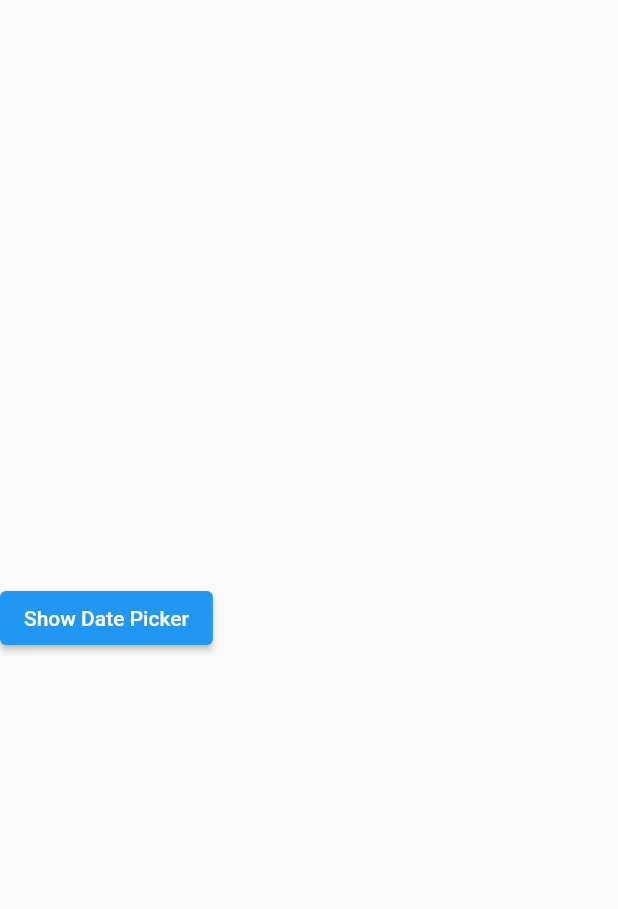
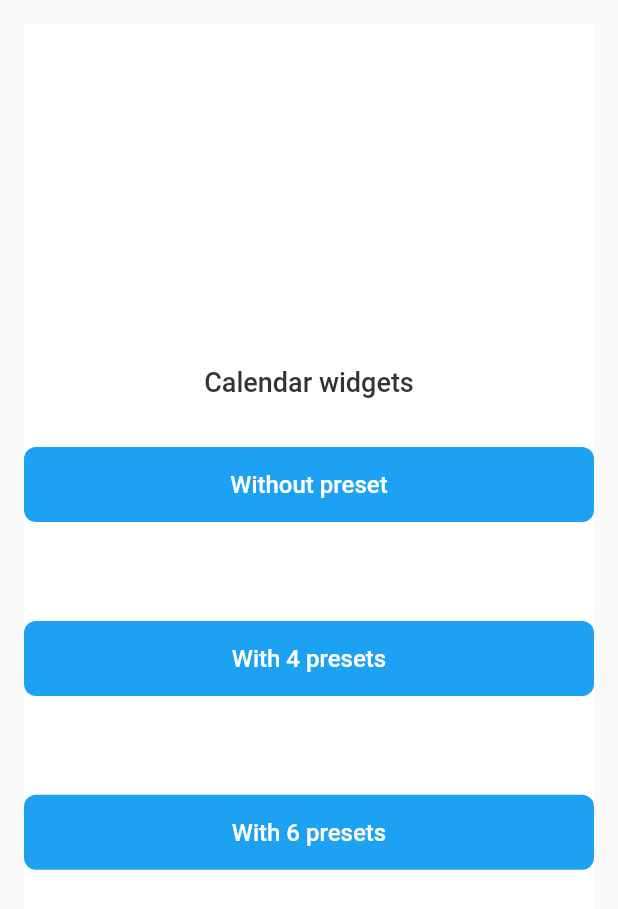
Before and after one commit to patildarshan66/custom-date-picker, a Flutter app: the screen it shows after launch, on a phone screen of 412 x 824 dp. Shown: the top 909 px of the screen. Run offline on Flutter 3.47's test engine with Material 2 defaults, Android fonts, the phone set to English and light mode, and no system bars; our stand-ins replace get, google_fonts.

Commit message:
calendar without preset picker

```diff
--- /dev/null
+++ b/lib/common/full_width_elevated_button.dart
@@ -0,0 +1,26 @@
+import 'package:flutter/material.dart';
+
+import '../utils/colors.dart';
+import '../utils/custom_text_style.dart';
+
+class FullWidthElevatedButton extends StatelessWidget {
+  final VoidCallback onPressed;
+  final String title;
+  const FullWidthElevatedButton({Key? key,required this.onPressed,required this.title}) : super(key: key);
+
+  @override
+  Widget build(BuildContext context) {
+    return ElevatedButton(
+      style: ElevatedButton.styleFrom(
+        elevation: 0,
+        primary: primaryColor,
+        shape: RoundedRectangleBorder(
+          borderRadius: BorderRadius.circular(8.0),
+        ),
+        minimumSize: const Size.fromHeight(50),
+      ),
+      onPressed: onPressed,
+      child:  Text(title,style: fontCFontC12(color: Colors.white),),
+    );
+  }
+}
--- /dev/null
+++ b/lib/customDatePicker/controller/date_picker_home_screen_controller.dart
@@ -0,0 +1,24 @@
+import 'package:get/get.dart';
+import 'package:intl/intl.dart';
+
+class DatePickerHomeScreenController extends GetxController{
+
+  DateTime? withoutPresetDate;
+  DateTime? withFourPresetDate;
+  DateTime? withSixPresetDate;
+
+  void setWithoutPresetDate(DateTime? dateTime){
+    withoutPresetDate = dateTime;
+    update();
+  }
+
+  void setWithFourPresetDate(DateTime? dateTime){
+    withFourPresetDate = dateTime;
+    update();
+  }
+
+  void setWithSixPresetDate(DateTime? dateTime){
+    withSixPresetDate = dateTime;
+    update();
+  }
+}
--- a/lib/customDatePicker/screens/date_picker_home_screen.dart
+++ b/lib/customDatePicker/screens/date_picker_home_screen.dart
@@ -1,17 +1,67 @@
 import 'package:custom_date_picker/customDatePicker/screens/custom_date_picker.dart';
 import 'package:flutter/material.dart';
+import 'package:get/get.dart';
+
+import '../../common/custom_date_clip.dart';
+import '../../common/full_width_elevated_button.dart';
+import '../../utils/colors.dart';
+import '../../utils/custom_text_style.dart';
+import '../controller/date_picker_home_screen_controller.dart';
 
 class DatePickerHomeScreen extends StatelessWidget {
-  const DatePickerHomeScreen({Key? key}) : super(key: key);
+  DatePickerHomeScreen({Key? key}) : super(key: key);
 
+  final DatePickerHomeScreenController _controller =
+      Get.put(DatePickerHomeScreenController());
   @override
   Widget build(BuildContext context) {
+    final height = MediaQuery.of(context).size.height;
     return Scaffold(
-      body: Column(
+      body: SafeArea(
+        child: Container(
+          color: Colors.white,
+          margin: const EdgeInsets.all(16),
+          alignment: Alignment.center,
+          child: GetBuilder(
+              init: _controller,
+              builder: (ctx) {
+                return Column(
+                  crossAxisAlignment: CrossAxisAlignment.center,
                   mainAxisAlignment: MainAxisAlignment.center,
-        crossAxisAlignment: CrossAxisAlignment.center,
                   children: [
-          ElevatedButton(
+                    Text(
+                      'Calendar widgets',
+                      style: fontAFontA8(),
+                    ),
+                    SizedBox(height: height * 0.04),
+                    FullWidthElevatedButton(
+                      title: 'Without preset',
+                      onPressed: () async {
+                        await showCustomDatePicker(
+                                context: context,
+                                initialDate: _controller.withoutPresetDate ??  DateTime.now(),
+                                firstDate: DateTime(1900),
+                                lastDate: DateTime(2100))
+                            .then((value) {
+                              if(value!=null){
+                                _controller.setWithoutPresetDate(value);
+                              }
+                        });
+                      },
+                    ),
+                    SizedBox(height: height * 0.02),
+                    if (_controller.withoutPresetDate != null)
+                      CustomDateClip(
+                        dateTime: _controller.withoutPresetDate,
+                        onClear: () {
+                          _controller.setWithoutPresetDate(null);
+                        },
+                      ),
+                    if (_controller.withoutPresetDate == null)
+                      SizedBox(height: height * 0.02),
+                    SizedBox(height: height * 0.04),
+                    FullWidthElevatedButton(
+                      title: 'With 4 presets',
                       onPressed: () {
                         showCustomDatePicker(
                             context: context,
@@ -19,8 +69,22 @@ class DatePickerHomeScreen extends StatelessWidget {
                             firstDate: DateTime(1900),
                             lastDate: DateTime(2100));
                       },
-              child: const Text('Show Date Picker'))
+                    ),
+                    SizedBox(height: height * 0.08),
+                    FullWidthElevatedButton(
+                      title: 'With 6 presets',
+                      onPressed: () {
+                        showCustomDatePicker(
+                            context: context,
+                            initialDate: DateTime.now(),
+                            firstDate: DateTime(1900),
+                            lastDate: DateTime(2100));
+                      },
+                    ),
                   ],
+                );
+              }),
+        ),
       ),
     );
   }
--- a/lib/main.dart
+++ b/lib/main.dart
@@ -1,4 +1,6 @@
+import 'package:custom_date_picker/utils/colors.dart';
 import 'package:flutter/material.dart';
+import 'package:google_fonts/google_fonts.dart';
 
 import 'customDatePicker/screens/date_picker_home_screen.dart';
 
@@ -14,9 +16,13 @@ class MyApp extends StatelessWidget {
     return MaterialApp(
       title: 'Custom Date Picker',
       theme: ThemeData(
-        primarySwatch: Colors.blue,
+        primaryColor: primaryColor,
+        textTheme: GoogleFonts.robotoTextTheme(
+          Theme.of(context).textTheme,
+        ),
+        // primarySwatch: primaryColor,
       ),
-      home: const DatePickerHomeScreen(),
+      home: DatePickerHomeScreen(),
     );
   }
 }
--- /dev/null
+++ b/lib/utils/colors.dart
@@ -0,0 +1,5 @@
+import 'dart:ui';
+
+const blackTextColor = Color(0xff323238);
+const primaryColor =   Color(0xff1da1f2 );
+const lightSkyBlueColor =   Color(0xffEDF8FF);
--- /dev/null
+++ b/lib/utils/custom_text_style.dart
@@ -0,0 +1,19 @@
+import 'package:flutter/cupertino.dart';
+
+import 'colors.dart';
+
+TextStyle fontAFontA8({Color? color}){
+  return TextStyle(fontSize: 18,fontWeight: FontWeight.w500,color: color ?? blackTextColor);
+}
+
+TextStyle fontCFontC12({Color? color}){
+  return TextStyle(fontSize: 16,fontWeight: FontWeight.w500,color: color ?? blackTextColor);
+}
+
+TextStyle fontFFontF12({Color? color}){
+  return TextStyle(fontSize: 14,fontWeight: FontWeight.w400,color: color ?? blackTextColor);
+}
+
+TextStyle fontLFontL1({Color? color}){
+  return TextStyle(fontSize: 14,fontWeight: FontWeight.w500,color: color ?? blackTextColor);
+}
--- a/pubspec.yaml
+++ b/pubspec.yaml
@@ -29,6 +29,9 @@ environment:
 dependencies:
   flutter:
     sdk: flutter
+  google_fonts: ^3.0.1
+  get: ^4.6.5
+  intl:
 
 
   # The following adds the Cupertino Icons font to your application.
```
Also changed, not shown: lib/common/custom_date_clip.dart (added, +45 -0 lines), lib/customDatePicker/screens/custom_calendar_date_picker.dart (+54 -53 lines), lib/customDatePicker/screens/custom_date_picker.dart (+34 -25 lines), pubspec.lock, 2 other files. Lines whose indentation alone changed are shown as unchanged.
